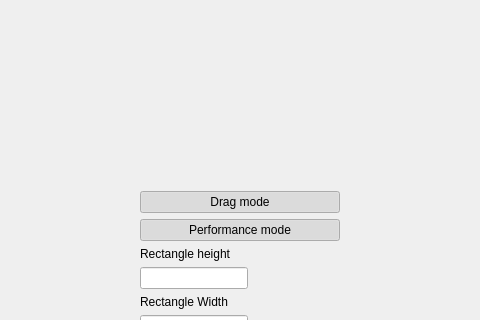
sstendahl/GIScan, file form.ui: the form before one commit; both pictures show x 432 to 912 and y 387 to 707 of the 1344 by 857 pixel window.
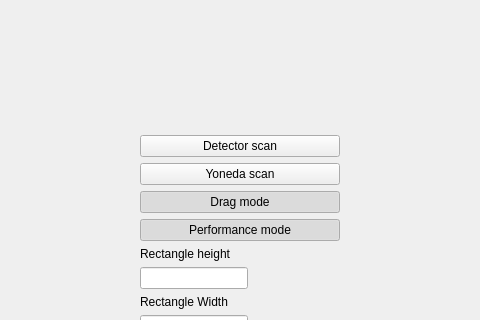
The form after the commit.

Commit message: Added some automated scanning functionality

Patch:
```diff
--- a/form.ui
+++ b/form.ui
@@ -142,6 +142,44 @@
         </property>
        </widget>
       </item>
+      <item alignment="Qt::AlignTop">
+       <widget class="QPushButton" name="detector_button">
+        <property name="sizePolicy">
+         <sizepolicy hsizetype="Maximum" vsizetype="Expanding">
+          <horstretch>0</horstretch>
+          <verstretch>0</verstretch>
+         </sizepolicy>
+        </property>
+        <property name="minimumSize">
+         <size>
+          <width>200</width>
+          <height>0</height>
+         </size>
+        </property>
+        <property name="text">
+         <string>Detector scan</string>
+        </property>
+       </widget>
+      </item>
+      <item>
+       <widget class="QPushButton" name="yoneda_button">
+        <property name="sizePolicy">
+         <sizepolicy hsizetype="Maximum" vsizetype="Fixed">
+          <horstretch>0</horstretch>
+          <verstretch>0</verstretch>
+         </sizepolicy>
+        </property>
+        <property name="minimumSize">
+         <size>
+          <width>200</width>
+          <height>0</height>
+         </size>
+        </property>
+        <property name="text">
+         <string>Yoneda scan</string>
+        </property>
+       </widget>
+      </item>
       <item>
        <widget class="QPushButton" name="dragButton">
         <property name="text">
```
The commit also changes 1 other file.
